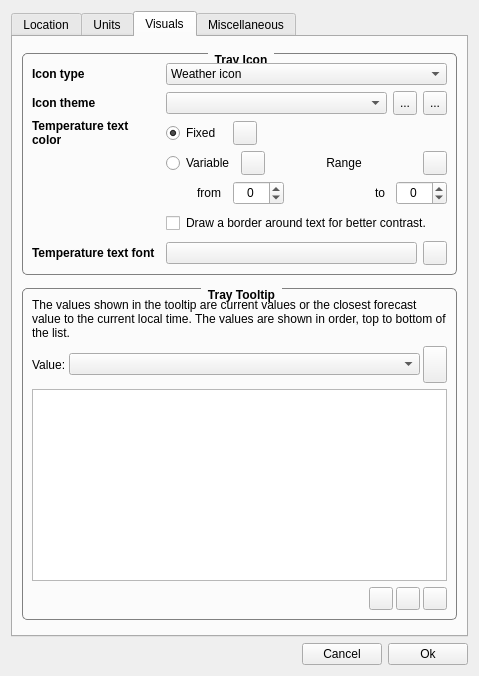
First picture: the form in ConfigurationDialog.ui, repository FelixdelasPozas/TrayWeather, before the edit.
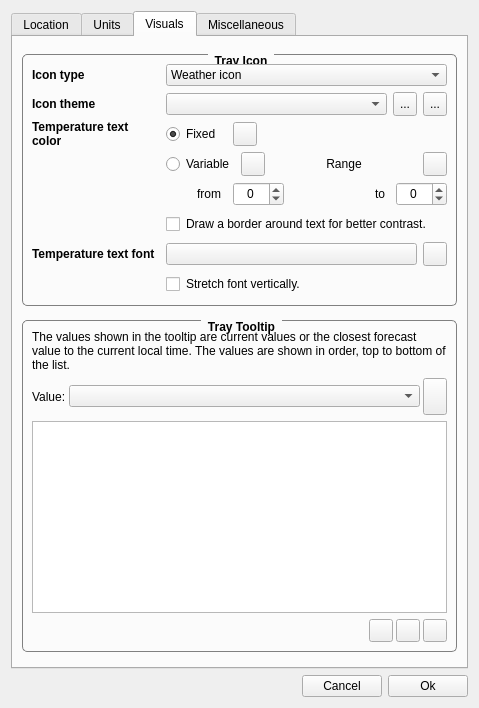
Second picture: the form after the edit. The open tabs and pages were chosen to show the change. Icons and pictures are not drawn. Custom widgets are drawn as their Qt base class.

Commit message: Added font stretching.

Patch:
```diff
--- a/ConfigurationDialog.ui
+++ b/ConfigurationDialog.ui
@@ -10,7 +10,7 @@
     <x>0</x>
     <y>0</y>
     <width>479</width>
-    <height>676</height>
+    <height>708</height>
    </rect>
   </property>
   <property name="windowTitle">
@@ -1527,7 +1527,7 @@
               </item>
              </layout>
             </item>
-            <item row="6" column="1">
+            <item row="7" column="1">
              <layout class="QHBoxLayout" name="horizontalLayout_8">
               <item>
                <widget class="QPushButton" name="m_fontButton">
@@ -1560,7 +1560,7 @@
               </item>
              </layout>
             </item>
-            <item row="6" column="0">
+            <item row="7" column="0">
              <widget class="QLabel" name="label_18">
               <property name="font">
                <font>
@@ -1579,6 +1579,36 @@
               </property>
              </widget>
             </item>
+            <item row="8" column="1">
+             <layout class="QHBoxLayout" name="horizontalLayout_13" stretch="0,1">
+              <item>
+               <widget class="QCheckBox" name="m_stretch">
+                <property name="minimumSize">
+                 <size>
+                  <width>0</width>
+                  <height>24</height>
+                 </size>
+                </property>
+                <property name="toolTip">
+                 <string>Stretches the font vertically to occupy all available space in the icon.</string>
+                </property>
+                <property name="text">
+                 <string/>
+                </property>
+               </widget>
+              </item>
+              <item>
+               <widget class="ClickableLabel" name="m_stretchLabel">
+                <property name="toolTip">
+                 <string>Stretches the font vertically to occupy all available space in the icon.</string>
+                </property>
+                <property name="text">
+                 <string>Stretch font vertically.</string>
+                </property>
+               </widget>
+              </item>
+             </layout>
+            </item>
            </layout>
           </item>
          </layout>
```
Left out of the diff: 2 changed lines with no effect on the pictures. The commit also changes 4 other files.
